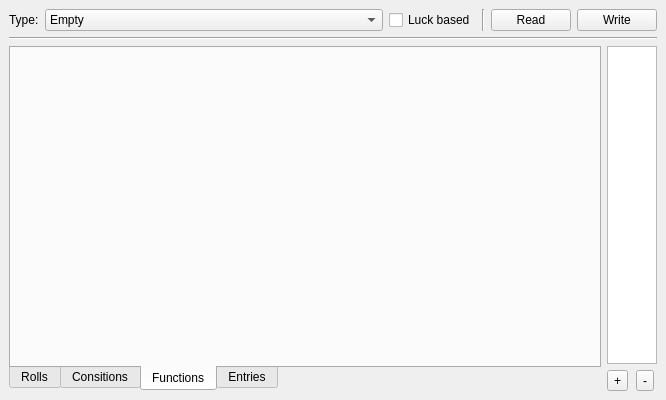
Before: the Qt Designer form loottableeditordock.ui in IoeCmcomc/MCDatapacker, drawn with Qt 5.
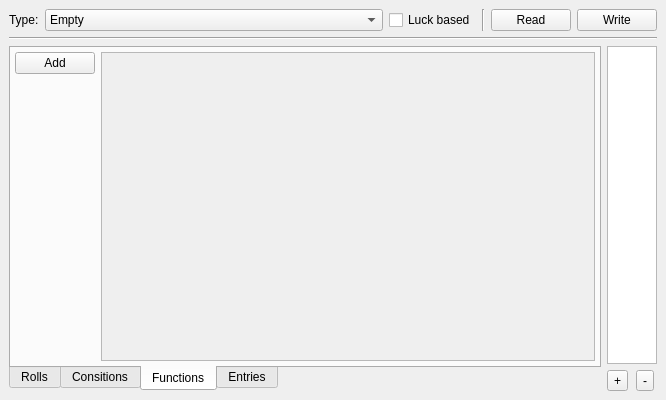
After: the same form once the commit is applied. The open tabs and pages were chosen to show the change. Custom widgets are drawn as their Qt base class.

Commit message:
[Impl] Add JSON exporting feature to LootTableFunction
- Commit all uncommitted changes from last three commits.

```diff
--- a/loottableeditordock.ui
+++ b/loottableeditordock.ui
@@ -287,6 +287,60 @@
        <attribute name="title">
         <string>Functions</string>
        </attribute>
+       <layout class="QGridLayout" name="gridLayout_4">
+        <property name="leftMargin">
+         <number>4</number>
+        </property>
+        <property name="topMargin">
+         <number>4</number>
+        </property>
+        <property name="rightMargin">
+         <number>4</number>
+        </property>
+        <property name="bottomMargin">
+         <number>4</number>
+        </property>
+        <item row="0" column="0">
+         <widget class="QPushButton" name="addFunctBtn">
+          <property name="text">
+           <string>Add</string>
+          </property>
+         </widget>
+        </item>
+        <item row="0" column="1" rowspan="2">
+         <widget class="QScrollArea" name="functionsArea">
+          <property name="sizeAdjustPolicy">
+           <enum>QAbstractScrollArea::AdjustToContents</enum>
+          </property>
+          <property name="widgetResizable">
+           <bool>true</bool>
+          </property>
+          <widget class="QWidget" name="functionsContainer">
+           <property name="geometry">
+            <rect>
+             <x>0</x>
+             <y>0</y>
+             <width>474</width>
+             <height>279</height>
+            </rect>
+           </property>
+          </widget>
+         </widget>
+        </item>
+        <item row="1" column="0">
+         <spacer name="verticalSpacer_3">
+          <property name="orientation">
+           <enum>Qt::Vertical</enum>
+          </property>
+          <property name="sizeHint" stdset="0">
+           <size>
+            <width>20</width>
+            <height>246</height>
+           </size>
+          </property>
+         </spacer>
+        </item>
+       </layout>
       </widget>
       <widget class="QWidget" name="entriesTab">
        <attribute name="title">
```
Left out of the diff: 137 changed lines with no effect on the pictures. Lines whose indentation alone changed are shown as unchanged. The commit also changes 33 other files.
